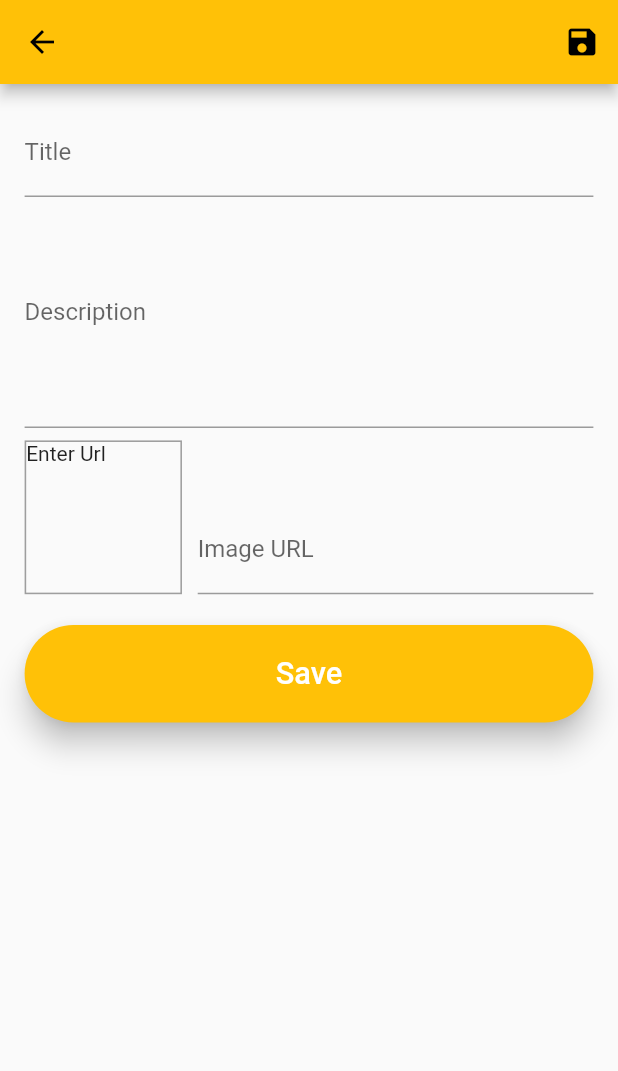
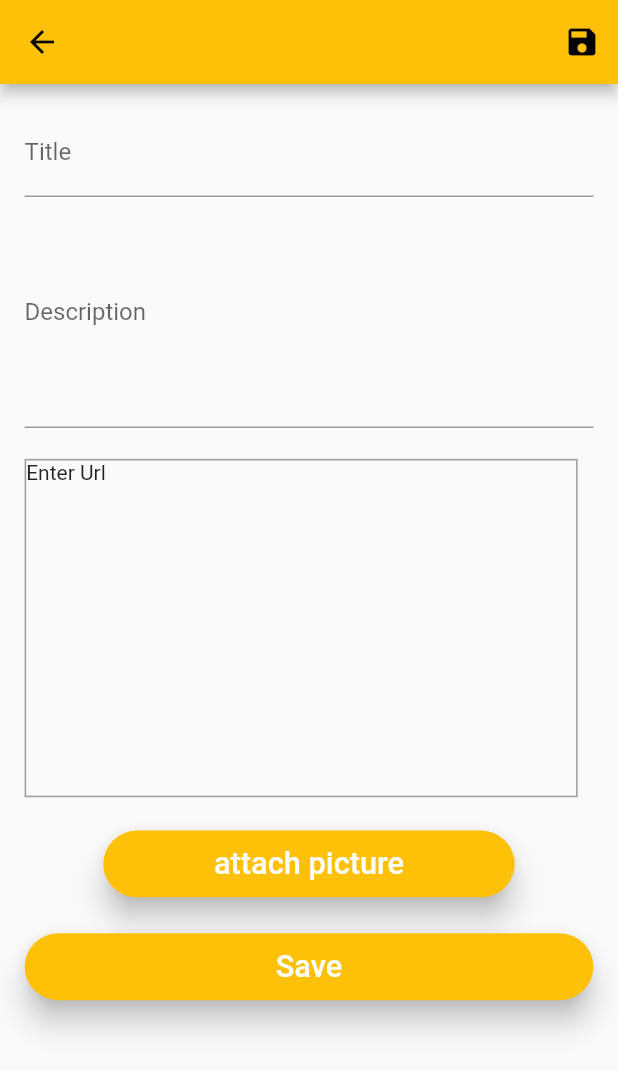
Before and after one commit to MustafaEwida/NewsApp, a Flutter app: the EditProductScreen screen opened directly with empty values, on a phone screen of 412 x 824 dp. Shown: the top 1071 px of the screen. Run offline on Flutter 3.47's test engine with Material 2 defaults, Android fonts, the light colour scheme and no system bars; our stand-ins replace babstrap_settings_screen, cloud_firestore, easy_localization, firebase_auth, firebase_core, firebase_messaging and 9 more; missing offline and left inert: flutter_screen_lock; accounts and stored records are empty.

Commit message:
some changes 3

```diff
--- a/assets/lang/ar.json
+++ b/assets/lang/ar.json
@@ -66,7 +66,8 @@
 "Choose Your Gender":"اختر جنسك",
 "Personal Information":"المعلومات الشخصيه",
 "Flutter Dev:\n Mustafa Ewida":"مطور فلاتر:\n مصطفى عويضه",
-"No connection,Check Internt and try again":"لا يوجد شبكه ،تحقق من الانترنت و حاول لاحقا"
+"No connection,Check Internt and try again":"لا يوجد شبكه ،تحقق من الانترنت و حاول لاحقا",
+"attach picture":"ارفق صوره"
 
 
 
--- a/assets/lang/en.json
+++ b/assets/lang/en.json
@@ -66,7 +66,8 @@
 "Choose Your Gender":"Choose Your Gender",
 "Personal Information":"Personal Information",
 "Flutter Dev:\n Mustafa Ewida":"Flutter Dev:\n Mustafa Ewida",
-"No connection,Check Internt and try again":"No connection,Check Internt and try again"
+"No connection,Check Internt and try again":"No connection,Check Internt and try again",
+"attach picture":"attach picture"
 
 
 
--- a/lib/helper/auth.dart
+++ b/lib/helper/auth.dart
@@ -43,7 +43,7 @@ sign_up(UserMdoel usermdoel)async{
 
 try {
  final cred = await FirebaseAuth.instance.createUserWithEmailAndPassword(email: usermdoel.email!, password: usermdoel.password!);
-user = cred.user;
+
 //userMdoel = usermdoel;
 
 //userMdoel!.id = cred.user!.uid;
--- a/lib/models/news_model.dart
+++ b/lib/models/news_model.dart
@@ -2,7 +2,7 @@ import 'dart:io';
 
 class News_model {
   String? username;
-  File? userimg;
+  String? userimg;
  String? id;
  String title;
  String desc;
--- a/lib/providers/Main_provider.dart
+++ b/lib/providers/Main_provider.dart
@@ -1,4 +1,5 @@
 import 'dart:async';
+import 'dart:io';
 
 import 'package:cloud_firestore/cloud_firestore.dart';
 import 'package:firebase_auth/firebase_auth.dart';
@@ -153,8 +154,8 @@ final checker = InternetConnectionChecker.createInstance(checkInterval: Duration
     });
   }
 
-  addnews(News_model news_model) {
-    FireStoreHelper.fireStoreHelper.addtofirestore(news_model);
+  addnews(News_model news_model,File b) {
+    FireStoreHelper.fireStoreHelper.addtofirestore(news_model,b);
     news.insert(0, news_model);
 
     notifyListeners();
--- a/lib/screens/Your_screen.dart
+++ b/lib/screens/Your_screen.dart
@@ -4,7 +4,7 @@ import 'package:flutter/material.dart';
 
 import '../models/news_model.dart';
 import '../widgets/newswidget.dart';
-import '../widgets/pronews.dart';
+import '../widgets/Yournews.dart';
 
 class Yours_Screen extends StatelessWidget {
 
--- a/lib/screens/add.dart
+++ b/lib/screens/add.dart
@@ -1,7 +1,12 @@
+
+
+import 'dart:io';
+
 import 'package:cloud_firestore/cloud_firestore.dart';
 import 'package:firebase_auth/firebase_auth.dart';
 import 'package:flutter/material.dart';
 import 'package:flutter_screenutil/flutter_screenutil.dart';
+import 'package:image_picker/image_picker.dart';
 import 'package:newsapp/helper/helper.dart';
 import 'package:newsapp/providers/Main_provider.dart';
 import 'package:newsapp/screens/internet.dart';
@@ -18,6 +23,7 @@ class EditProductScreen extends StatefulWidget {
 }
 
 class _EditProductScreenState extends State<EditProductScreen> {
+  File? b ;
 bool edit = false;
   final _descriptionFocusNode = FocusNode();
   final _imageUrlController = TextEditingController();
@@ -35,7 +41,38 @@ bool edit = false;
     'imgurl': '',
   };
   var _isInit = true;
+   pickimg(){
+final imgpicker =  ImagePicker();
+showDialog(context: context, builder: (ctx){
+   return AlertDialog(
+   title: Text("Pick Image From:").tr(),
+   actions: [
+    ElevatedButton.icon(onPressed: (() async{
+  final img= await imgpicker.pickImage(source: ImageSource.camera,imageQuality: 99,maxWidth: 740);
+setState(() {
+    b = File(img!.path);
+});
+  Navigator.of(ctx).pop();
 
+    }), icon: Icon(Icons.camera), label:Text("Camera").tr()),
+     ElevatedButton.icon(onPressed: (() async{
+     final img= await imgpicker.pickImage(source: ImageSource.gallery,imageQuality: 99,maxWidth: 740);
+  setState(() {
+      b = File(img!.path);
+  });
+     Navigator.of(ctx).pop();
+    }), icon: Icon(Icons.image), label:Text("gallry").tr()),
+   ],
+
+
+
+   );
+
+});
+
+
+
+ }
   @override
   void initState() {
     Provider.of<Main_provider>(context,listen: false).checkinternet();
@@ -106,6 +143,11 @@ Future<void> getdoc(String newsId)async{
 
   void _saveForm() {
     final isValid = _form.currentState!.validate();
+
+if(b==null){
+  return;
+}
+
     if (!isValid) {
       return;
     }
@@ -113,7 +155,10 @@ Future<void> getdoc(String newsId)async{
     if (news_model.id != null) {
      FireStoreHelper.fireStoreHelper.update(news_model.id!, news_model);
     } else {
-      Provider.of<Main_provider>(context, listen: false).addnews(news_model);
+
+
+
+      Provider.of<Main_provider>(context, listen: false).addnews(news_model,b!);
     }
     Navigator.of(context).pop();
   }
@@ -180,7 +225,48 @@ Provider.of<Main_provider>(context);
                         news_model.desc = value!;
                       },
                     ),
-                    Row(
+ Container(
+
+                          height: 220.h,
+                          margin: EdgeInsets.only(
+                            top: 20.h,
+                            right: 10.w,
+                          ),
+                          decoration: BoxDecoration(
+                            border: Border.all(
+                              width: 1.w,
+                              color: Colors.grey,
+                            ),
+                          ),
+                          child: b==null
+                              ? Text("imgurl").tr()
+                              : FittedBox(
+                                  child: Image.file(
+                               b!,
+                                    fit: BoxFit.cover,
+                                  ),
+                                ),
+                        ),
+                         Container(
+
+                      margin: EdgeInsets.only(top: 20.h,right: 50.w,left: 50.w),
+                      child: ElevatedButton(
+style:  ElevatedButton.styleFrom(
+
+  shape: RoundedRectangleBorder(
+                            borderRadius: BorderRadius.circular(50.r),
+                          ),
+          onPrimary: Colors.white ,
+               padding: EdgeInsets.all(10.sp),
+               minimumSize: Size(0, 0),
+               elevation: 8,),
+          onPressed: pickimg, child: Text("attach picture",style: TextStyle(fontSize: 20.sp),).tr()),
+                    ),
+
+
+
+
+                  /*  Row(
                       crossAxisAlignment: CrossAxisAlignment.end,
                       children: <Widget>[
                         Container(
@@ -240,7 +326,7 @@ Provider.of<Main_provider>(context);
                         ),
 
                       ],
-                    ), Container(
+                    ),*/ Container(
                       margin: EdgeInsets.only(top: 20.h),
                       child: ElevatedButton(
 style:  ElevatedButton.styleFrom(
@@ -249,7 +335,7 @@ style:  ElevatedButton.styleFrom(
                             borderRadius: BorderRadius.circular(50.r),
                           ),
           onPrimary: Colors.white ,
-               padding: EdgeInsets.all(20.sp),
+               padding: EdgeInsets.all(10.sp),
                minimumSize: Size(0, 0),
                elevation: 8,),
           onPressed: _saveForm, child: Text("Save",style: TextStyle(fontSize: 20.sp),).tr()),
--- a/lib/widgets/pronews.dart
+++ b/lib/widgets/Yournews.dart
@@ -5,6 +5,7 @@ import 'package:intl/intl.dart';
 import 'package:newsapp/helper/helper.dart';
 import 'package:newsapp/helper/nav.dart';
 import 'package:newsapp/providers/Main_provider.dart';
+import 'package:newsapp/providers/themeprovider.dart';
 import 'package:provider/provider.dart';
 import 'package:theme_provider/theme_provider.dart';
 
@@ -22,14 +23,14 @@ class ProNews extends StatefulWidget {
 class _News_WidgetState extends State<ProNews> {
   @override
   Widget build(BuildContext context) {
-
+print(widget.news_model.imgurl);
     return Consumer<Main_provider>(builder: ((context, value, child) {
      return Container(
 
       height: 310,
 
        decoration:  BoxDecoration(
-         color: ThemeProvider.controllerOf(context).currentThemeId=='default_dark_theme'?Color.fromARGB(255, 124, 124, 124):Colors.white,
+         color: Provider.of<Theme_Provider>(context).Themedata==ThemeData.dark()?Color.fromARGB(255, 124, 124, 124):Colors.white,
          boxShadow: <BoxShadow>[
                       BoxShadow(
                           color: Colors.black54,
```
Also changed, not shown: lib/helper/helper.dart (+22 -4 lines), lib/widgets/newswidget.dart (+10 -0 lines).
